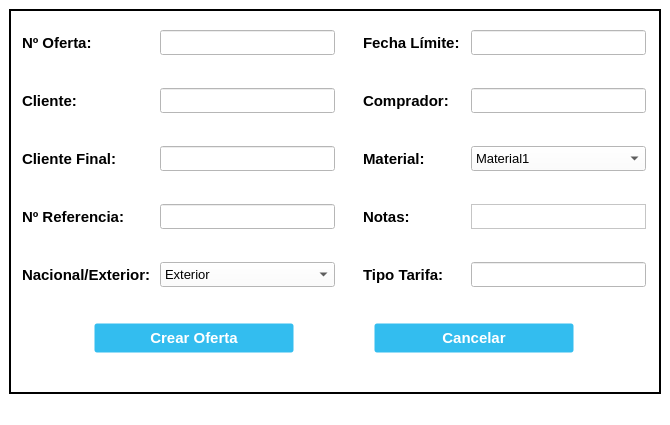
The window that UI_Files/NewOffer_Window.ui (e-serrano/ERP_EIPSA) describes before a commit, drawn with Qt 5.
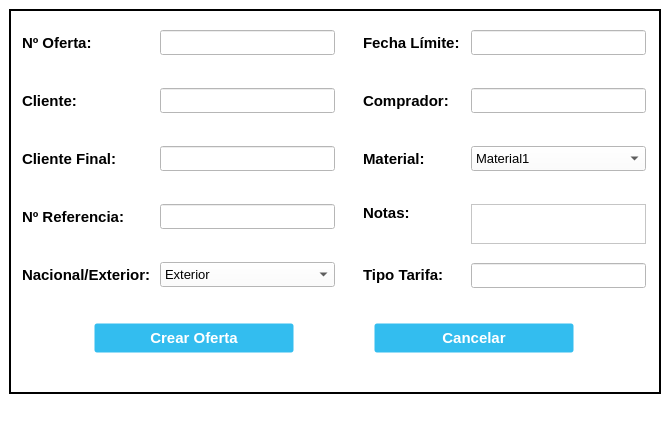
The same window after the commit. Icons and pictures are not drawn.

```diff
--- a/UI_Files/NewOffer_Window.ui
+++ b/UI_Files/NewOffer_Window.ui
@@ -718,7 +718,7 @@
               <string>Notas:</string>
              </property>
              <property name="alignment">
-              <set>Qt::AlignLeading|Qt::AlignLeft|Qt::AlignVCenter</set>
+              <set>Qt::AlignLeading|Qt::AlignLeft|Qt::AlignTop</set>
              </property>
             </widget>
            </item>
@@ -915,13 +915,13 @@
              <property name="minimumSize">
               <size>
                <width>175</width>
-               <height>25</height>
+               <height>40</height>
               </size>
              </property>
              <property name="maximumSize">
               <size>
                <width>175</width>
-               <height>25</height>
+               <height>40</height>
               </size>
              </property>
             </widget>
```
